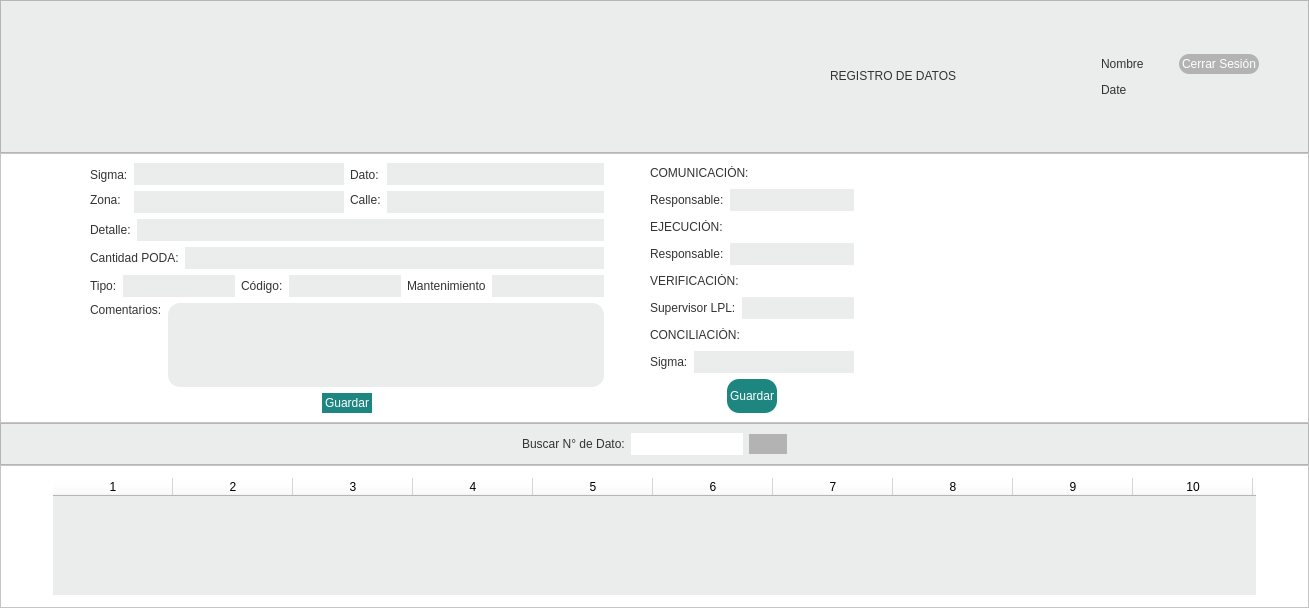
Above: registro_datos.ui from altitude-solutions/Operador_Radio before the change. Below: the same form after it.
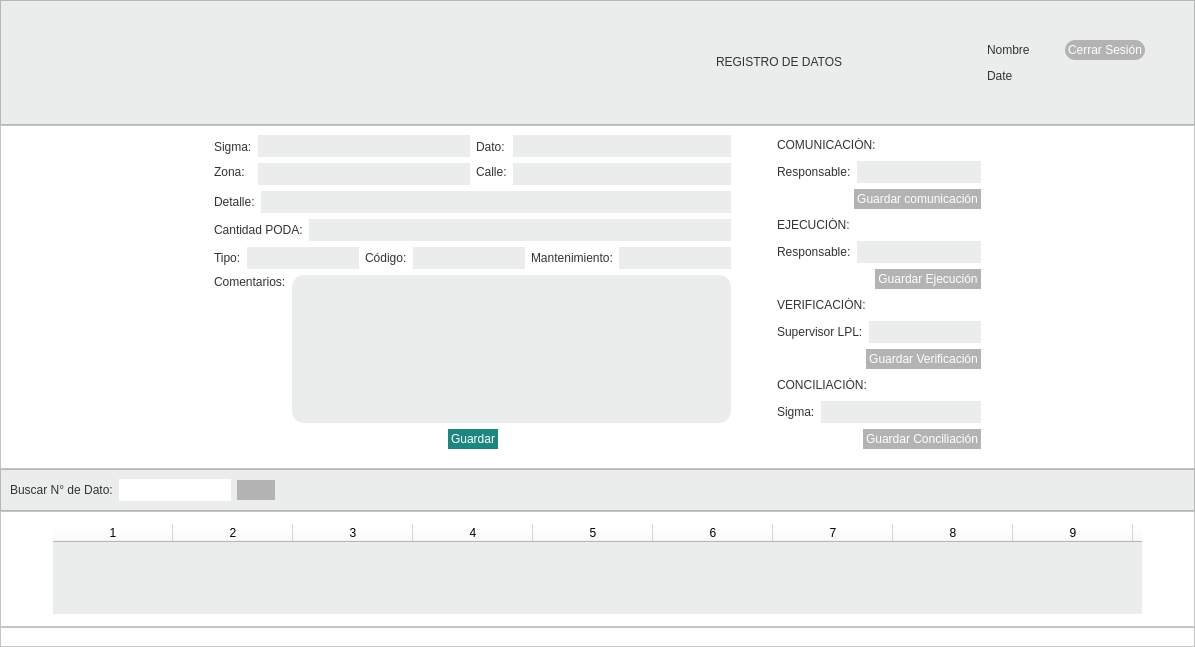
That is the form after the change.

```diff
--- a/registro_datos.ui
+++ b/registro_datos.ui
@@ -6,14 +6,14 @@
    <rect>
     <x>0</x>
     <y>0</y>
-    <width>1309</width>
-    <height>608</height>
+    <width>1195</width>
+    <height>647</height>
    </rect>
   </property>
   <property name="windowTitle">
    <string>Form</string>
   </property>
-  <layout class="QVBoxLayout" name="verticalLayout_16">
+  <layout class="QVBoxLayout" name="verticalLayout_13">
    <property name="spacing">
     <number>0</number>
    </property>
@@ -252,7 +252,7 @@
      </property>
      <layout class="QGridLayout" name="gridLayout_2">
       <item row="0" column="0">
-       <layout class="QHBoxLayout" name="horizontalLayout_19">
+       <layout class="QHBoxLayout" name="horizontalLayout_24">
         <item>
          <spacer name="horizontalSpacer_12">
           <property name="orientation">
@@ -260,21 +260,8 @@
           </property>
           <property name="sizeHint" stdset="0">
            <size>
-            <width>40</width>
-            <height>20</height>
-           </size>
-          </property>
-         </spacer>
-        </item>
-        <item>
-         <spacer name="horizontalSpacer_15">
-          <property name="orientation">
-           <enum>Qt::Horizontal</enum>
-          </property>
-          <property name="sizeHint" stdset="0">
-           <size>
-            <width>40</width>
-            <height>20</height>
+            <width>13</width>
+            <height>17</height>
            </size>
           </property>
          </spacer>
@@ -646,7 +633,7 @@
 max-width:5em;</string>
                   </property>
                   <property name="text">
-                   <string>Mantenimiento</string>
+                   <string>Mantenimiento:</string>
                   </property>
                  </widget>
                 </item>
@@ -784,10 +771,13 @@
          </layout>
         </item>
         <item>
-         <spacer name="horizontalSpacer_14">
+         <spacer name="horizontalSpacer_16">
           <property name="orientation">
            <enum>Qt::Horizontal</enum>
           </property>
+          <property name="sizeType">
+           <enum>QSizePolicy::Preferred</enum>
+          </property>
           <property name="sizeHint" stdset="0">
            <size>
             <width>40</width>
@@ -796,8 +786,6 @@
           </property>
          </spacer>
         </item>
-        <item>
-         <layout class="QVBoxLayout" name="verticalLayout_13">
           <item>
            <layout class="QVBoxLayout" name="verticalLayout_12">
             <item>
@@ -879,6 +867,47 @@
               </item>
              </layout>
             </item>
+          <item>
+           <layout class="QHBoxLayout" name="horizontalLayout_18">
+            <item>
+             <spacer name="horizontalSpacer_10">
+              <property name="orientation">
+               <enum>Qt::Horizontal</enum>
+              </property>
+              <property name="sizeHint" stdset="0">
+               <size>
+                <width>40</width>
+                <height>20</height>
+               </size>
+              </property>
+             </spacer>
+            </item>
+            <item>
+             <widget class="QPushButton" name="button_respuesta">
+              <property name="sizePolicy">
+               <sizepolicy hsizetype="Preferred" vsizetype="Preferred">
+                <horstretch>0</horstretch>
+                <verstretch>0</verstretch>
+               </sizepolicy>
+              </property>
+              <property name="styleSheet">
+               <string notr="true">background-color: #B3B3B3;
+border-style: outset;
+border-radius: 12px;
+font: 12pt &quot;MS Shell Dlg 2&quot;;
+color: white;
+min-width: 10em;
+max-width:10em;
+padding: 3px;
+min-height:1em;</string>
+              </property>
+              <property name="text">
+               <string>Guardar comunicación</string>
+              </property>
+             </widget>
+            </item>
+           </layout>
+          </item>
             <item>
              <layout class="QHBoxLayout" name="horizontalLayout_15">
               <item>
@@ -952,7 +981,49 @@
 color: #333333;
 min-width: 15em;
 max-width: 15em;
-padding: 3px;</string>
+padding: 3px;
+min-height:1.1em;</string>
+              </property>
+             </widget>
+            </item>
+           </layout>
+          </item>
+          <item>
+           <layout class="QHBoxLayout" name="horizontalLayout_19">
+            <item>
+             <spacer name="horizontalSpacer_11">
+              <property name="orientation">
+               <enum>Qt::Horizontal</enum>
+              </property>
+              <property name="sizeHint" stdset="0">
+               <size>
+                <width>40</width>
+                <height>20</height>
+               </size>
+              </property>
+             </spacer>
+            </item>
+            <item>
+             <widget class="QPushButton" name="button_respuesta_2">
+              <property name="sizePolicy">
+               <sizepolicy hsizetype="Preferred" vsizetype="Preferred">
+                <horstretch>0</horstretch>
+                <verstretch>0</verstretch>
+               </sizepolicy>
+              </property>
+              <property name="styleSheet">
+               <string notr="true">background-color: #B3B3B3;
+border-style: outset;
+border-radius: 12px;
+font: 12pt &quot;MS Shell Dlg 2&quot;;
+color: white;
+min-width: 10em;
+max-width:10em;
+padding: 3px;
+min-height:1em;</string>
+              </property>
+              <property name="text">
+               <string>Guardar Ejecución</string>
                 </property>
                </widget>
               </item>
@@ -1031,7 +1102,49 @@
 color: #333333;
 min-width: 15em;
 max-width: 15em;
-padding: 3px;</string>
+padding: 3px;
+min-height:1.1em;</string>
+              </property>
+             </widget>
+            </item>
+           </layout>
+          </item>
+          <item>
+           <layout class="QHBoxLayout" name="horizontalLayout_22">
+            <item>
+             <spacer name="horizontalSpacer_13">
+              <property name="orientation">
+               <enum>Qt::Horizontal</enum>
+              </property>
+              <property name="sizeHint" stdset="0">
+               <size>
+                <width>40</width>
+                <height>20</height>
+               </size>
+              </property>
+             </spacer>
+            </item>
+            <item>
+             <widget class="QPushButton" name="button_respuesta_4">
+              <property name="sizePolicy">
+               <sizepolicy hsizetype="Preferred" vsizetype="Preferred">
+                <horstretch>0</horstretch>
+                <verstretch>0</verstretch>
+               </sizepolicy>
+              </property>
+              <property name="styleSheet">
+               <string notr="true">background-color: #B3B3B3;
+border-style: outset;
+border-radius: 12px;
+font: 12pt &quot;MS Shell Dlg 2&quot;;
+color: white;
+min-width: 10em;
+max-width:10em;
+padding: 3px;
+min-height:1em;</string>
+              </property>
+              <property name="text">
+               <string>Guardar Verificación</string>
                 </property>
                </widget>
               </item>
@@ -1116,12 +1229,10 @@
               </item>
              </layout>
             </item>
-           </layout>
-          </item>
           <item>
-           <layout class="QHBoxLayout" name="horizontalLayout_18">
+           <layout class="QHBoxLayout" name="horizontalLayout_23">
             <item>
-             <spacer name="horizontalSpacer_10">
+             <spacer name="horizontalSpacer_15">
               <property name="orientation">
                <enum>Qt::Horizontal</enum>
               </property>
@@ -1134,7 +1245,7 @@
              </spacer>
             </item>
             <item>
-             <widget class="QPushButton" name="button_guardar_2">
+             <widget class="QPushButton" name="button_respuesta_3">
               <property name="sizePolicy">
                <sizepolicy hsizetype="Preferred" vsizetype="Preferred">
                 <horstretch>0</horstretch>
@@ -1142,22 +1253,27 @@
                </sizepolicy>
               </property>
               <property name="styleSheet">
-               <string notr="true">background-color: #1D8680;
+               <string notr="true">background-color: #B3B3B3;
 border-style: outset;
 border-radius: 12px;
 font: 12pt &quot;MS Shell Dlg 2&quot;;
 color: white;
-min-width: 5em;
-max-width:7em;
-padding: 3px;</string>
+min-width: 10em;
+max-width:10em;
+padding: 3px;
+min-height:1em;</string>
               </property>
               <property name="text">
-               <string>Guardar</string>
+               <string>Guardar Conciliación</string>
               </property>
              </widget>
             </item>
+           </layout>
+          </item>
+         </layout>
+        </item>
             <item>
-             <spacer name="horizontalSpacer_11">
+         <spacer name="horizontalSpacer_14">
               <property name="orientation">
                <enum>Qt::Horizontal</enum>
               </property>
@@ -1171,19 +1287,18 @@
             </item>
            </layout>
           </item>
-         </layout>
-        </item>
-       </layout>
-      </item>
-      <item row="0" column="1">
-       <spacer name="horizontalSpacer_13">
+      <item row="1" column="0">
+       <spacer name="verticalSpacer_2">
         <property name="orientation">
-         <enum>Qt::Horizontal</enum>
+         <enum>Qt::Vertical</enum>
+        </property>
+        <property name="sizeType">
+         <enum>QSizePolicy::Fixed</enum>
         </property>
         <property name="sizeHint" stdset="0">
          <size>
-          <width>40</width>
-          <height>20</height>
+          <width>20</width>
+          <height>10</height>
          </size>
         </property>
        </spacer>
@@ -1205,19 +1320,6 @@
      <layout class="QVBoxLayout" name="verticalLayout_14">
       <item>
        <layout class="QHBoxLayout" name="horizontalLayout_20">
-        <item>
-         <spacer name="horizontalSpacer_18">
-          <property name="orientation">
-           <enum>Qt::Horizontal</enum>
-          </property>
-          <property name="sizeHint" stdset="0">
-           <size>
-            <width>40</width>
-            <height>20</height>
-           </size>
-          </property>
-         </spacer>
-        </item>
         <item>
          <widget class="QLabel" name="label_user_27">
           <property name="sizePolicy">
@@ -1253,7 +1355,7 @@
           <property name="styleSheet">
            <string notr="true">background-color: white;
 border-style: outset;
-border-radius: 14px;
+border-radius: 12px;
 font: 10pt &quot;MS Shell Dlg 2&quot;;
 color: #333333;
 max-width: 10em;
@@ -1267,7 +1369,7 @@
           <property name="styleSheet">
            <string notr="true">background-color: #B3B3B3;
 border-style: outset;
-border-radius: 16px;
+border-radius: 13px;
 font: 10pt &quot;MS Shell Dlg 2&quot;;
 color: #333333;
 padding: 3px;
@@ -1412,6 +1514,20 @@
      </layout>
     </widget>
    </item>
+   <item>
+    <widget class="QFrame" name="frame_5">
+     <property name="styleSheet">
+      <string notr="true">background-color:white;</string>
+     </property>
+     <property name="frameShape">
+      <enum>QFrame::StyledPanel</enum>
+     </property>
+     <property name="frameShadow">
+      <enum>QFrame::Raised</enum>
+     </property>
+     <layout class="QVBoxLayout" name="verticalLayout_16"/>
+    </widget>
+   </item>
   </layout>
  </widget>
  <resources/>
```
Left out of the diff: 123 changed lines with no effect on the pictures. Lines whose indentation alone changed are shown as unchanged.
